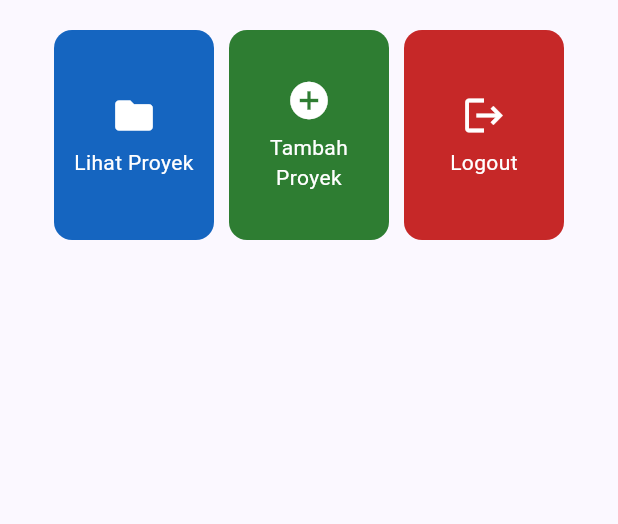
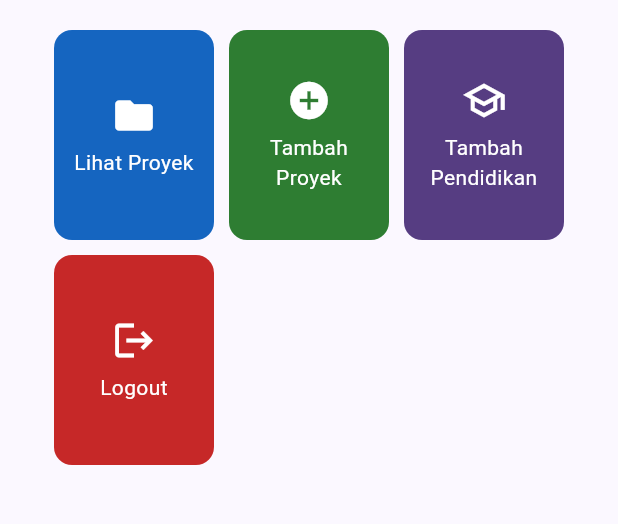
Before and after one commit to farelbostonc/myportofolio_mobile, a Flutter app: the screen it shows after launch, on a phone screen of 412 x 824 dp, the part 357-881 px from its top. Run offline on Flutter 3.47's test engine with Material 3 defaults, Android fonts, the phone set to English and light mode, and no system bars.

Commit message:
feat(navigation): link education form from home and drawer

```diff
--- a/lib/main.dart
+++ b/lib/main.dart
@@ -1,4 +1,5 @@
 import 'package:flutter/material.dart';
+import 'package:myportofolio_mobile/screens/education_form.dart';
 import 'package:myportofolio_mobile/screens/menu.dart';
 import 'package:myportofolio_mobile/screens/project_form.dart';
 
@@ -21,7 +22,10 @@ class MyApp extends StatelessWidget {
         useMaterial3: true,
       ),
       home: const MyHomePage(),
-      routes: {ProjectFormPage.routeName: (_) => const ProjectFormPage()},
+      routes: {
+        ProjectFormPage.routeName: (_) => const ProjectFormPage(),
+        EducationFormPage.routeName: (_) => const EducationFormPage(),
+      },
     );
   }
 }
--- a/lib/screens/menu.dart
+++ b/lib/screens/menu.dart
@@ -1,4 +1,6 @@
 import 'package:flutter/material.dart';
+import 'package:myportofolio_mobile/screens/education_form.dart';
+import 'package:myportofolio_mobile/screens/project_form.dart';
 import 'package:myportofolio_mobile/widgets/left_drawer.dart';
 import 'package:myportofolio_mobile/widgets/project_card.dart';
 
@@ -9,13 +11,23 @@ class MyHomePage extends StatelessWidget {
   final String nama = 'Farel Boston Corinthians Nadeak';
   final String kelas = 'PBP F';
 
+  static Widget _projectForm(BuildContext context) => const ProjectFormPage();
+  static Widget _educationForm(BuildContext context) =>
+      const EducationFormPage();
+
   final List<ItemHomepage> items = const [
     ItemHomepage('Lihat Proyek', Icons.folder, Color(0xFF1565C0)),
     ItemHomepage(
       'Tambah Proyek',
       Icons.add_circle,
       Color(0xFF2E7D32),
-      opensProjectForm: true,
+      pageBuilder: _projectForm,
+    ),
+    ItemHomepage(
+      'Tambah Pendidikan',
+      Icons.school_outlined,
+      Color(0xFF563D82),
+      pageBuilder: _educationForm,
     ),
     ItemHomepage('Logout', Icons.logout, Color(0xFFC62828)),
   ];
--- a/lib/widgets/left_drawer.dart
+++ b/lib/widgets/left_drawer.dart
@@ -63,6 +63,12 @@ class LeftDrawer extends StatelessWidget {
             selected: currentRoute == '/add-project',
             onTap: () => _openRoute(context, '/add-project'),
           ),
+          ListTile(
+            leading: const Icon(Icons.school_outlined),
+            title: const Text('Tambah Pendidikan'),
+            selected: currentRoute == '/add-education',
+            onTap: () => _openRoute(context, '/add-education'),
+          ),
         ],
       ),
     );
--- a/lib/widgets/project_card.dart
+++ b/lib/widgets/project_card.dart
@@ -1,18 +1,12 @@
 import 'package:flutter/material.dart';
-import 'package:myportofolio_mobile/screens/project_form.dart';
 
 class ItemHomepage {
-  const ItemHomepage(
-    this.name,
-    this.icon,
-    this.color, {
-    this.opensProjectForm = false,
-  });
+  const ItemHomepage(this.name, this.icon, this.color, {this.pageBuilder});
 
   final String name;
   final IconData icon;
   final Color color;
-  final bool opensProjectForm;
+  final WidgetBuilder? pageBuilder;
 }
 
 class ItemCard extends StatelessWidget {
@@ -35,10 +29,10 @@ class ItemCard extends StatelessWidget {
                 content: Text('Kamu telah menekan tombol ${item.name}!'),
               ),
             );
-          if (item.opensProjectForm) {
-            Navigator.of(context).push<void>(
-              MaterialPageRoute(builder: (_) => const ProjectFormPage()),
-            );
+          final builder = item.pageBuilder;
+          if (builder != null) {
+            Navigator.of(context)
+                .push<void>(MaterialPageRoute(builder: builder));
           }
         },
         child: Padding(
```
